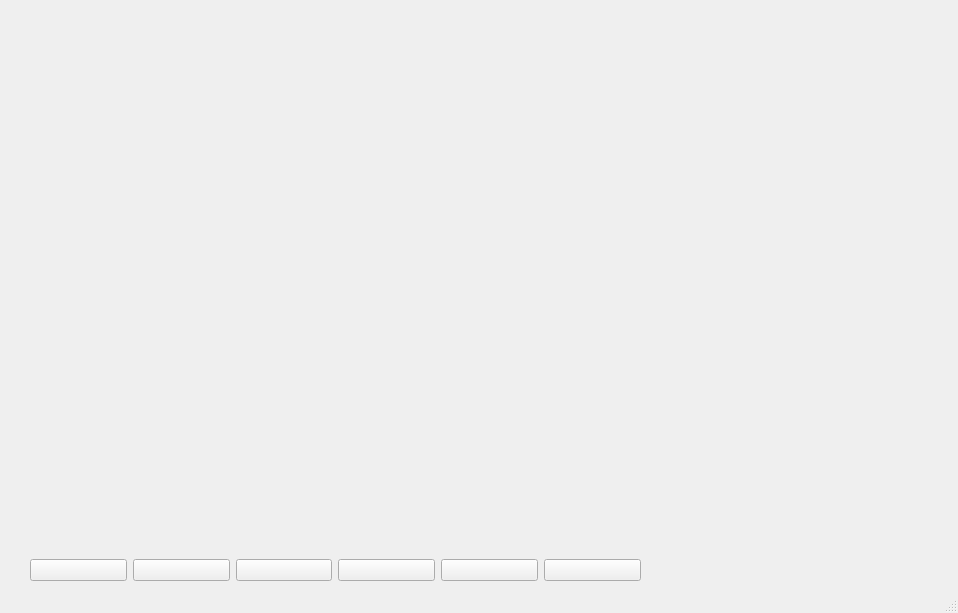
Qt form mainwindow.ui (Cheng-rin12138/QtMusicPlayer) before a commit.
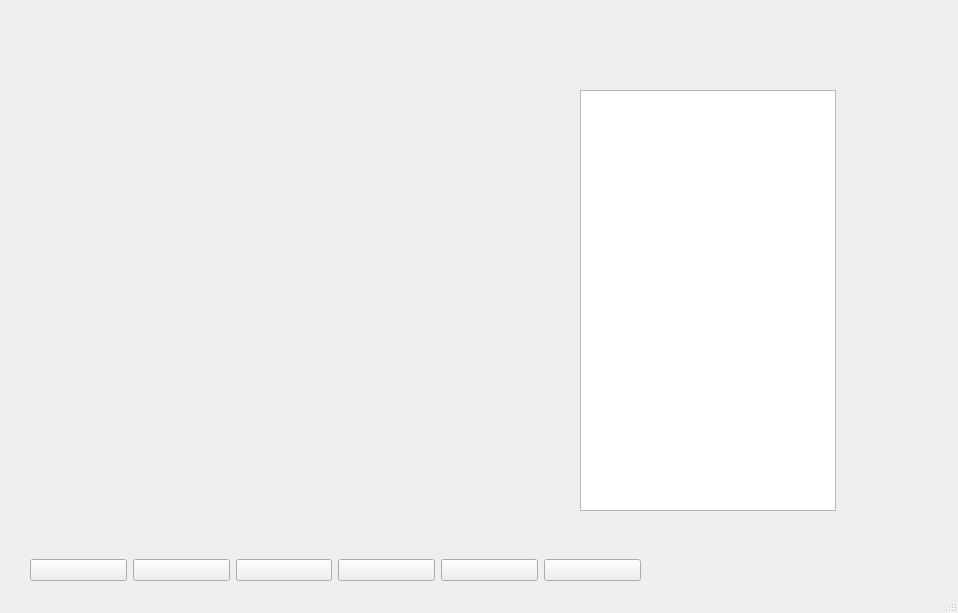
The same form after that commit.

```diff
--- a/mainwindow.ui
+++ b/mainwindow.ui
@@ -72,6 +72,16 @@
      </item>
     </layout>
    </widget>
+   <widget class="QListWidget" name="musicList">
+    <property name="geometry">
+     <rect>
+      <x>580</x>
+      <y>90</y>
+      <width>256</width>
+      <height>421</height>
+     </rect>
+    </property>
+   </widget>
   </widget>
   <widget class="QMenuBar" name="menubar">
    <property name="geometry">
```
